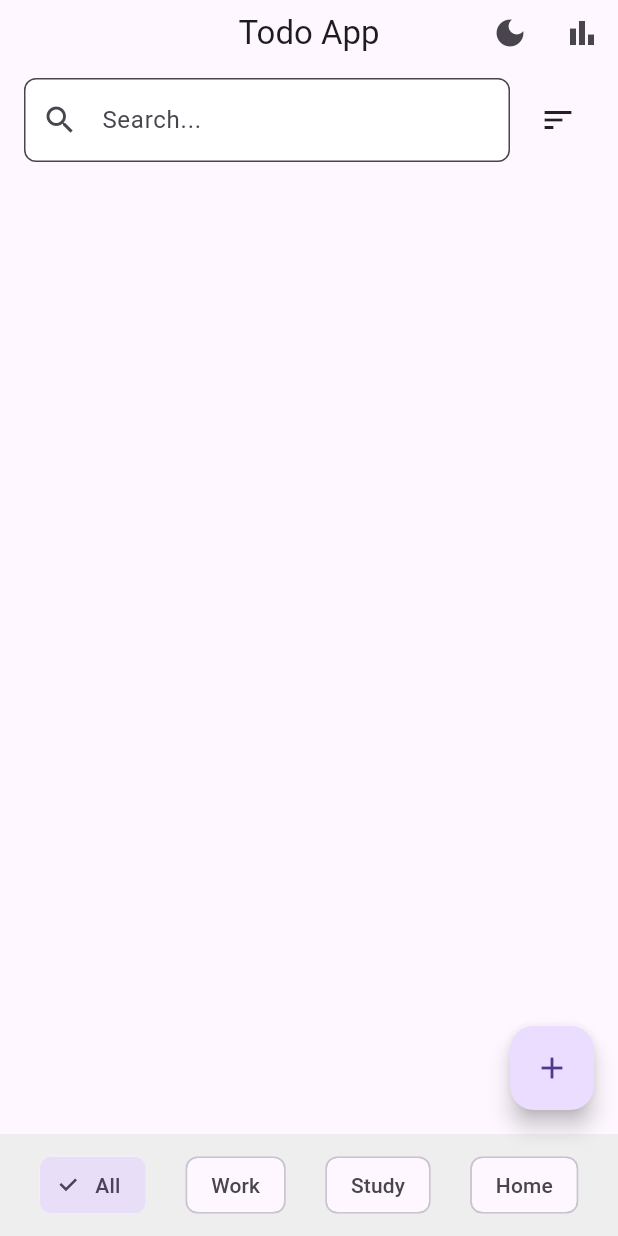
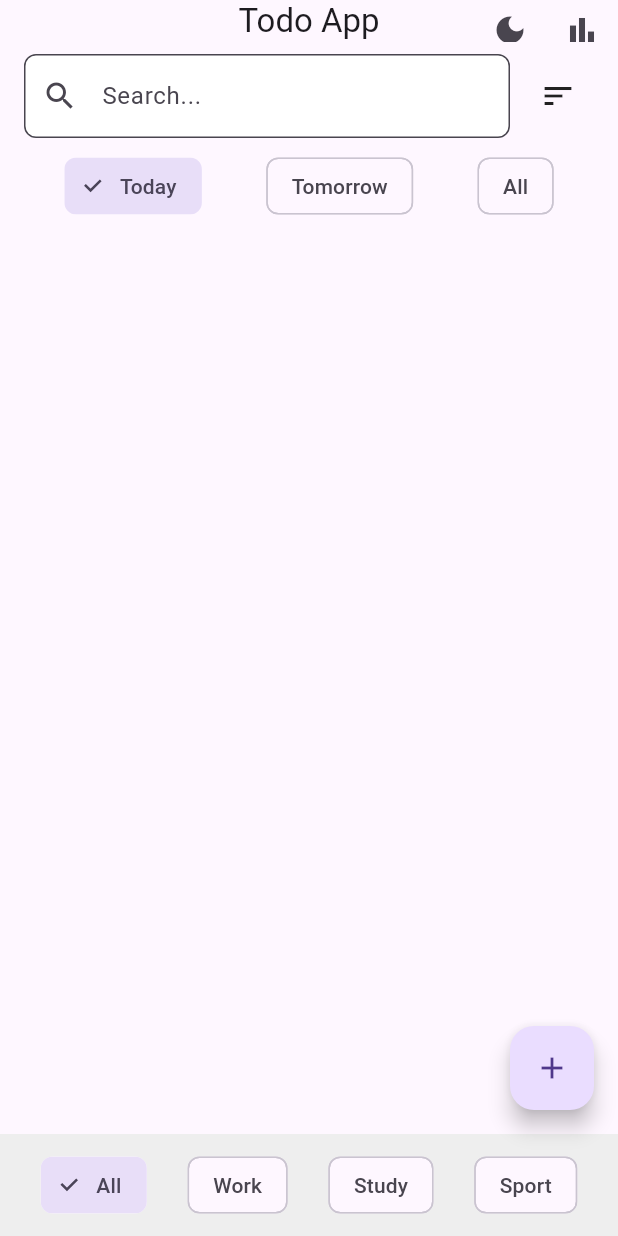
Before and after one commit to nosirjonov-dev/Todo-App-Flutter, a Flutter app: the screen it shows after launch, on a phone screen of 412 x 824 dp. Run offline on Flutter 3.47's test engine with Material 3 defaults, Android fonts, the phone set to English and light mode, and no system bars; our stand-ins replace fl_chart.

```diff
--- a/lib/add_task_page.dart
+++ b/lib/add_task_page.dart
@@ -49,7 +49,7 @@ class _AddTaskPageState extends State<AddTaskPage> {
             const Text("Select category"),
             DropdownButton<String>(
               value: selectedCategory,
-              items: ["Work", "Study", "Home"]
+              items: ["Work", "Study", "Sport"]
                   .map((e) => DropdownMenuItem(
                 value: e,
                 child: Text(e),
@@ -120,6 +120,7 @@ class _AddTaskPageState extends State<AddTaskPage> {
                       deadline: selectedDeadline,
                       priority: selectedPriority,
                       isFavorite: isFavorite,
+                      date: selectedDeadline ?? DateTime.now(),
                     ),
                   );
                 },
--- a/lib/home_page.dart
+++ b/lib/home_page.dart
@@ -1,6 +1,6 @@
 import 'package:flutter/material.dart';
+import 'package:todo_app_flutter/stats_page.dart';
 import 'add_task_page.dart';
-import 'stats_page.dart';
 
 class TodoItem {
   String title;
@@ -9,16 +9,21 @@ class TodoItem {
   DateTime? deadline;
   String priority;
   bool isFavorite;
+  DateTime date; // yangi qo'shildi
 
   TodoItem(this.title, this.category, this.isDone,
-      {this.deadline, this.priority = "Low", this.isFavorite = false});
+      {this.deadline,
+        this.priority = "Low",
+        this.isFavorite = false,
+        required this.date});
 }
 
 class HomePage extends StatefulWidget {
   final bool isDarkMode;
   final VoidCallback onToggleTheme;
 
-  const HomePage({super.key, required this.isDarkMode, required this.onToggleTheme});
+  const HomePage(
+      {super.key, required this.isDarkMode, required this.onToggleTheme});
 
   @override
   State<HomePage> createState() => _HomePageState();
@@ -26,7 +31,8 @@ class HomePage extends StatefulWidget {
 
 class _HomePageState extends State<HomePage> {
   List<TodoItem> tasks = [];
-  String selectedFilter = "All";
+  String selectedFilter = "All"; // Category filter
+  String dateFilter = "Today"; // Daily filter
   String searchQuery = "";
   String sortOption = "None";
 
@@ -36,7 +42,7 @@ class _HomePageState extends State<HomePage> {
   Color categoryColor(String c) {
     if (c == "Work") return Colors.blue;
     if (c == "Study") return Colors.green;
-    if (c == "Home") return Colors.orange;
+    if (c == "Sport") return Colors.orange;
     return Colors.grey;
   }
 
@@ -47,10 +53,30 @@ class _HomePageState extends State<HomePage> {
   }
 
   List<TodoItem> getFilteredTasks() {
-    List<TodoItem> filtered = selectedFilter == "All"
-        ? tasks
-        : tasks.where((t) => t.category == selectedFilter).toList();
+    List<TodoItem> filtered = tasks;
 
+    // Category filter
+    if (selectedFilter != "All") {
+      filtered = filtered.where((t) => t.category == selectedFilter).toList();
+    }
+
+    // Daily filter
+    DateTime now = DateTime.now();
+    filtered = filtered.where((t) {
+      if (dateFilter == "Today") {
+        return t.date.year == now.year &&
+            t.date.month == now.month &&
+            t.date.day == now.day;
+      } else if (dateFilter == "Tomorrow") {
+        DateTime tomorrow = now.add(const Duration(days: 1));
+        return t.date.year == tomorrow.year &&
+            t.date.month == tomorrow.month &&
+            t.date.day == tomorrow.day;
+      }
+      return true; // All
+    }).toList();
+
+    // Search filter
     if (searchQuery.isNotEmpty) {
       filtered = filtered
           .where(
@@ -58,6 +84,7 @@ class _HomePageState extends State<HomePage> {
           .toList();
     }
 
+    // Sorting
     if (sortOption == "Priority") {
       filtered.sort((a, b) {
         const order = {"High": 3, "Medium": 2, "Low": 1};
@@ -99,9 +126,12 @@ class _HomePageState extends State<HomePage> {
           ),
         ],
         bottom: PreferredSize(
-          preferredSize: const Size.fromHeight(60),
-          child: Padding(
-            padding: const EdgeInsets.symmetric(horizontal: 16, vertical: 8),
+          preferredSize: const Size.fromHeight(100),
+          child: Column(
+            children: [
+              Padding(
+                padding:
+                const EdgeInsets.symmetric(horizontal: 16, vertical: 8),
                 child: Row(
                   children: [
                     Expanded(
@@ -141,6 +171,18 @@ class _HomePageState extends State<HomePage> {
                   ],
                 ),
               ),
+              // Daily filter buttons
+              Row(
+                mainAxisAlignment: MainAxisAlignment.spaceEvenly,
+                children: [
+                  dailyFilterChip("Today"),
+                  dailyFilterChip("Tomorrow"),
+                  dailyFilterChip("All"),
+                ],
+              ),
+              const SizedBox(height: 8),
+            ],
+          ),
         ),
       ),
 
@@ -153,12 +195,11 @@ class _HomePageState extends State<HomePage> {
             filterChip("All"),
             filterChip("Work"),
             filterChip("Study"),
-            filterChip("Home"),
+            filterChip("Sport"),
           ],
         ),
       ),
 
-      // Drag & Drop / ReorderableListView
       body: ReorderableListView.builder(
         itemCount: filteredTasks.length,
         onReorder: (oldIndex, newIndex) {
@@ -212,6 +253,8 @@ class _HomePageState extends State<HomePage> {
                     Text(
                         "Deadline: ${t.deadline!.day}/${t.deadline!.month}/${t.deadline!.year}"),
                   Text("Priority: ${t.priority}"),
+                  Text(
+                      "Date: ${t.date.day}/${t.date.month}/${t.date.year}"), // ko'rsatiladi
                 ],
               ),
               trailing: Row(
@@ -302,4 +345,17 @@ class _HomePageState extends State<HomePage> {
       },
     );
   }
+
+  Widget dailyFilterChip(String label) {
+    final bool selected = dateFilter == label;
+    return ChoiceChip(
+      label: Text(label),
+      selected: selected,
+      onSelected: (v) {
+        setState(() {
+          dateFilter = label;
+        });
+      },
+    );
   }
+}
--- a/lib/main.dart
+++ b/lib/main.dart
@@ -1,5 +1,6 @@
 import 'package:flutter/material.dart';
 import 'home_page.dart';
+import 'add_task_page.dart';
 
 void main() {
   runApp(const MyTodoApp());
@@ -26,10 +27,7 @@ class _MyTodoAppState extends State<MyTodoApp> {
     return MaterialApp(
       debugShowCheckedModeBanner: false,
       theme: isDarkMode ? ThemeData.dark() : ThemeData.light(),
-      home: HomePage(
-        isDarkMode: isDarkMode,
-        onToggleTheme: toggleTheme,
-      ),
+      home: HomePage(isDarkMode: isDarkMode, onToggleTheme: toggleTheme),
     );
   }
 }
```
Lines whose indentation alone changed are shown as unchanged.
